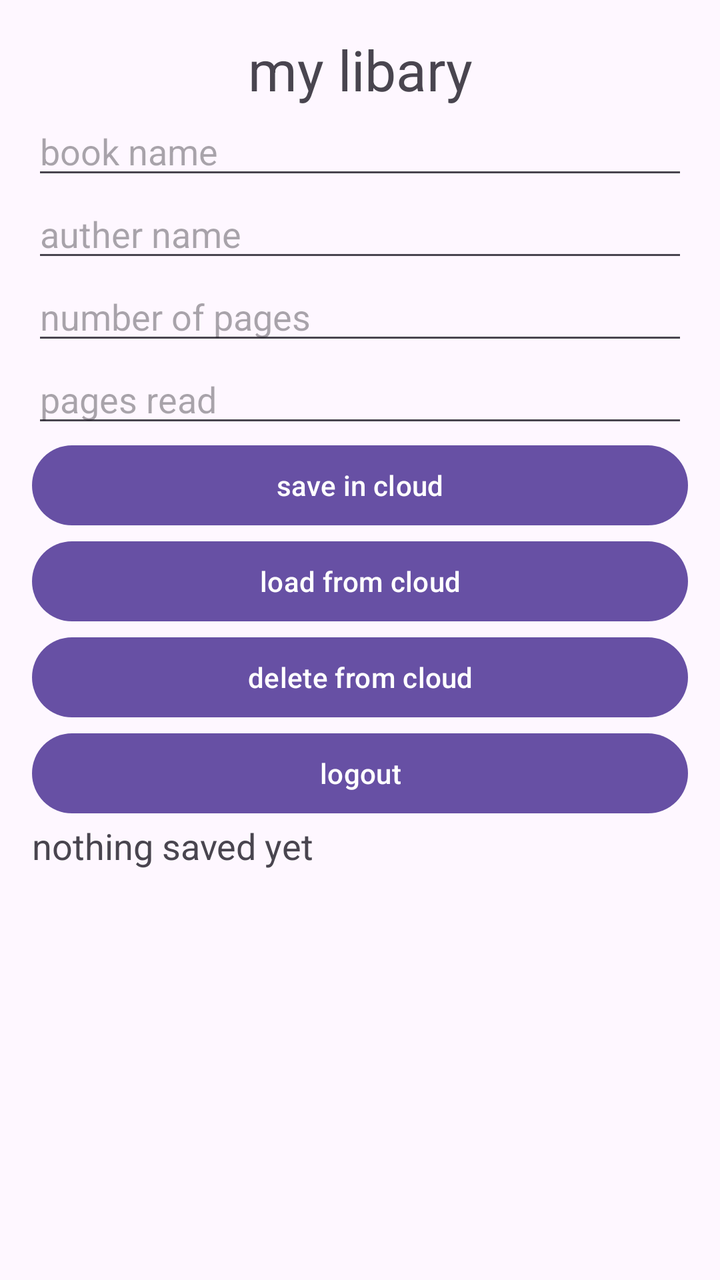
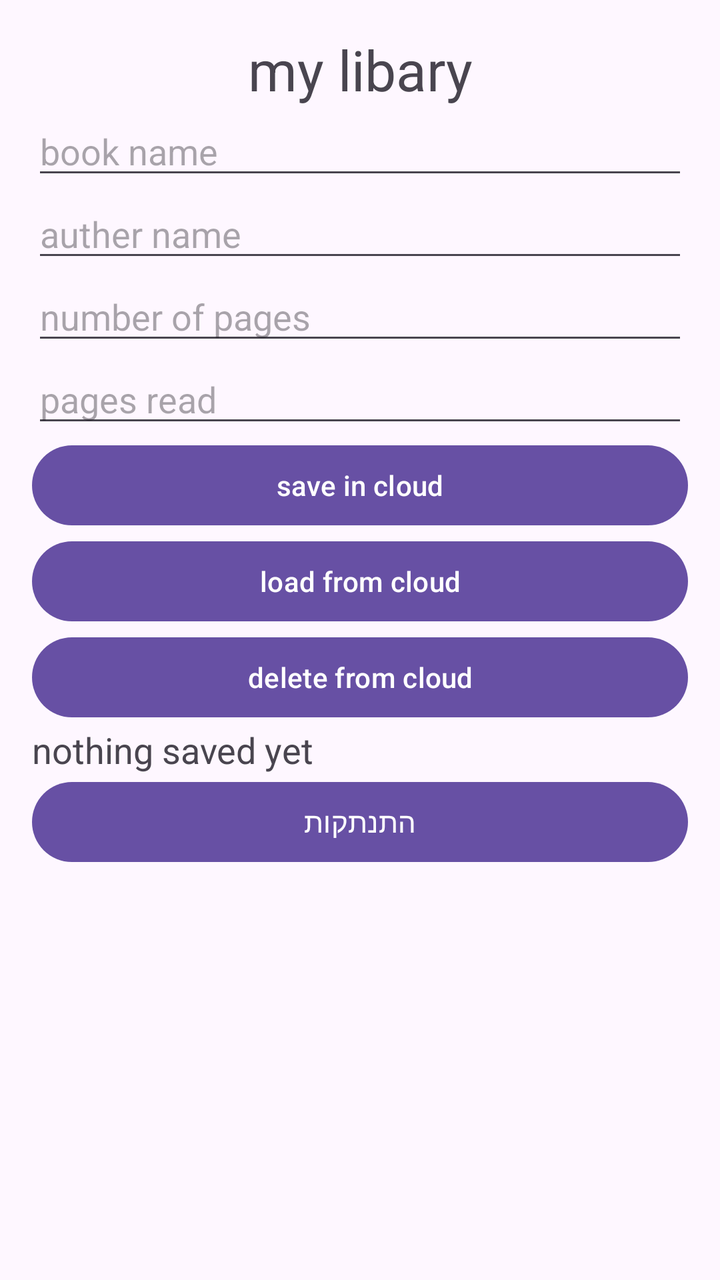

Before-and-after screenshots of an Android layout around one commit, followed by the original layout XML and the change that was made.
<!-- AndroidManifest.xml: application theme Theme.MyLibrary -->
<!-- res/layout/activity_main.xml -->
<?xml version="1.0" encoding="utf-8"?>
<LinearLayout xmlns:android="http://schemas.android.com/apk/res/android"
    android:id="@+id/main"
    android:layout_width="match_parent"
    android:layout_height="match_parent"
    android:orientation="vertical"
    android:padding="16dp">

    

    <TextView
        android:id="@+id/tvTitle"
        android:layout_width="match_parent"
        android:layout_height="wrap_content"
        android:textSize="28sp"
        android:textAlignment="center"
        android:text="my libary" />

    <EditText
        android:id="@+id/etBook"
        android:layout_width="match_parent"
        android:layout_height="wrap_content"
        android:ems="10"
        android:inputType="text"
        android:hint="book name" />

    <EditText
        android:id="@+id/etAuthor"
        android:layout_width="match_parent"
        android:layout_height="wrap_content"
        android:ems="10"
        android:inputType="text"
        android:hint="auther name" />

    <EditText
        android:id="@+id/etPages"
        android:layout_width="match_parent"
        android:layout_height="wrap_content"
        android:ems="10"
        android:inputType="number"
        android:maxLength="4"
        android:hint="number of pages" />

    <EditText
        android:id="@+id/etRead"
        android:layout_width="match_parent"
        android:layout_height="wrap_content"
        android:ems="10"
        android:inputType="number"
        android:maxLength="4"
        android:hint="pages read" />

    <Button
        android:id="@+id/btnSave"
        android:layout_width="match_parent"
        android:layout_height="wrap_content"
        android:text="save in cloud" />

    <Button
        android:id="@+id/btnLoad"
        android:layout_width="match_parent"
        android:layout_height="wrap_content"
        android:text="load from cloud" />

    <Button
        android:id="@+id/btnDelete"
        android:layout_width="match_parent"
        android:layout_height="wrap_content"
        android:text="delete from cloud" />

    <Button
        android:id="@+id/btnLogout"
        android:layout_width="match_parent"
        android:layout_height="wrap_content"
        android:text="logout" />

    <TextView
        android:id="@+id/tvStatus"
        android:layout_width="match_parent"
        android:layout_height="wrap_content"
        android:textSize="18sp"
        android:text="nothing saved yet" />


</LinearLayout>
<!-- resources referenced by this layout -->
<resources>
  <style name="Theme.MyLibrary" parent="Base.Theme.MyLibrary" />
  <style name="Base.Theme.MyLibrary" parent="Theme.Material3.DayNight.NoActionBar">
          
          
      </style>
</resources>

<!-- the commit's change to res/layout/activity_main.xml (unified diff, before → after) -->
@@ -68,12 +68,6 @@
         android:layout_height="wrap_content"
         android:text="delete from cloud" />
 
-    <Button
-        android:id="@+id/btnLogout"
-        android:layout_width="match_parent"
-        android:layout_height="wrap_content"
-        android:text="logout" />
-
     <TextView
         android:id="@+id/tvStatus"
         android:layout_width="match_parent"
@@ -81,5 +75,11 @@
         android:textSize="18sp"
         android:text="nothing saved yet" />
 
+    <Button
+        android:id="@+id/btnLogout"
+        android:layout_width="match_parent"
+        android:layout_height="wrap_content"
+        android:text="התנתקות" />
+
 
 </LinearLayout>
